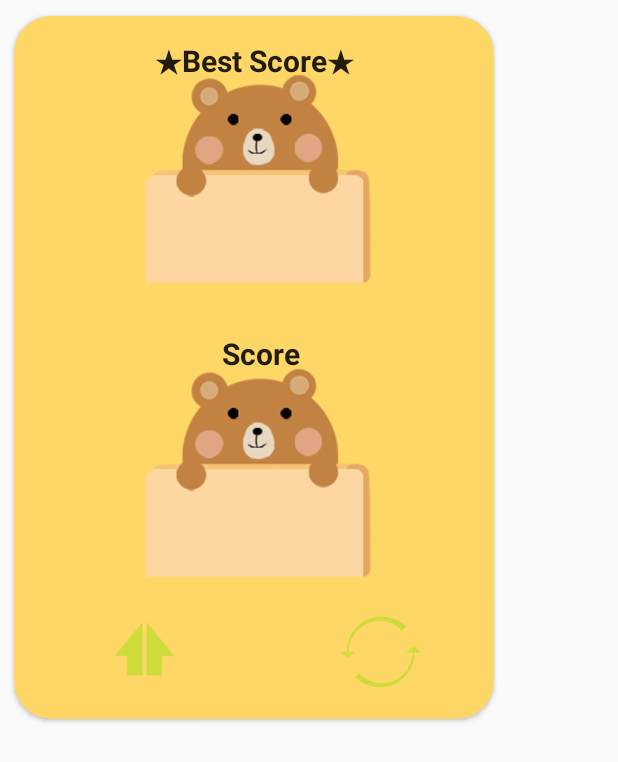
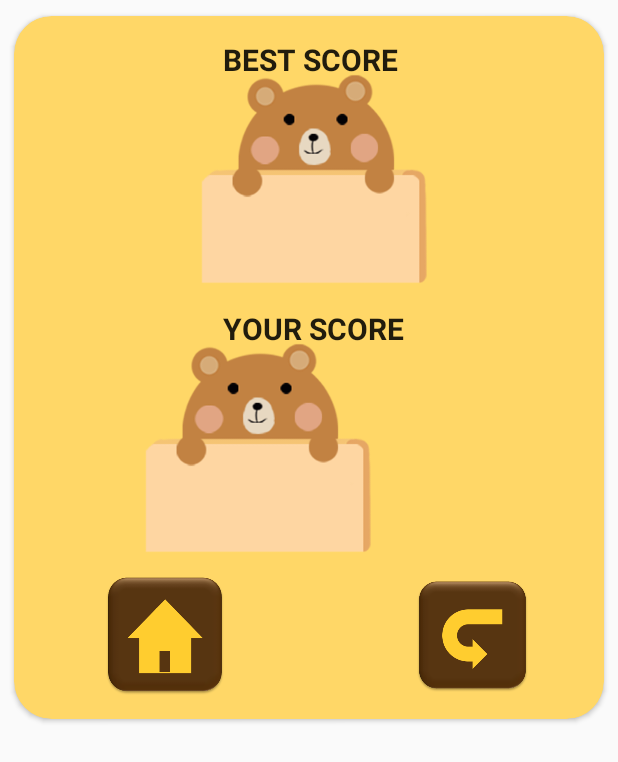
Before and after one commit to angryskull/gameproject1, an Android app: the layout activity_popup_game_over.xml on its own in the app's theme, with its tools: preview values and no code run, on a phone screen of 412 x 824 dp. Shown: the top 762 px of the screen. Run offline under Robolectric (Android 15) with nearby library versions, the phone set to English and light mode, and no system bars.

Commit message:
버튼이미지수정/오류메시지수정
버튼이미지수정/오류메시지수정

```diff
--- a/GameProject1/app/src/main/java/com/example/gameproject1/HomeMenuActivity.java
+++ b/GameProject1/app/src/main/java/com/example/gameproject1/HomeMenuActivity.java
@@ -216,7 +216,8 @@ public class HomeMenuActivity extends AppCompatActivity {
     public void onClickPlay(View view){
         // popup으로 난이도 확인
         if(AppConfig.getLifevalue() == 0){
-            showOkPopup("You don't have life.\nWatch the AD!");
+            //showOkPopup("You don't have life.\nWatch the AD!");
+            showOkPopup("꿀을 전부 소모했습니다.\n광고를 시청해 꿀을 획득하세요!");
             return;
         }
 
@@ -433,7 +434,8 @@ public class HomeMenuActivity extends AppCompatActivity {
         public void onRewardedAdFailedToLoad(int errorCode) {
             // Ad failed to load.
             AppConfig.printLOG("AD load fail");
-            showOkPopup("AD load fail.\nPlease try again.");
+            //showOkPopup("AD load fail.\nPlease try again.");
+            showOkPopup("광고 불러오기 실패\n다시 시도해주세요.");
         }
     };
 
--- a/GameProject1/app/src/main/res/layout/activity_popup_game_over.xml
+++ b/GameProject1/app/src/main/res/layout/activity_popup_game_over.xml
@@ -21,7 +21,7 @@
             android:layout_width="75dp"
             android:layout_height="75dp"
             android:layout_marginBottom="16dp"
-            android:background="@drawable/replay_selector"
+            android:background="@drawable/replay"
             app:layout_constraintBottom_toBottomOf="parent"
             app:layout_constraintEnd_toEndOf="parent"
             app:layout_constraintHorizontal_bias="0.843"
@@ -42,6 +42,7 @@
             app:layout_constraintTop_toTopOf="@+id/imageView_score"
             app:layout_constraintVertical_bias="0.796" />
 
+
         <ImageView
             android:id="@+id/imageView_score"
             android:layout_width="320dp"
@@ -49,12 +50,10 @@
             android:src="@drawable/image_bear"
             app:layout_constraintBottom_toBottomOf="parent"
             app:layout_constraintEnd_toEndOf="parent"
-            app:layout_constraintHorizontal_bias="0.509"
+            app:layout_constraintHorizontal_bias="0.0"
             app:layout_constraintStart_toStartOf="parent"
             app:layout_constraintTop_toTopOf="parent"
-            app:layout_constraintVertical_bias="0.732" />
-
-
+            app:layout_constraintVertical_bias="0.674" />
 
         <TextView
             android:id="@+id/text_best_score"
@@ -87,7 +86,7 @@
             android:layout_width="80dp"
             android:layout_height="80dp"
             android:layout_marginBottom="16dp"
-            android:background="@drawable/homebutton_selector"
+            android:background="@drawable/home"
             app:layout_constraintBottom_toBottomOf="parent"
             app:layout_constraintEnd_toEndOf="parent"
             app:layout_constraintHorizontal_bias="0.194"
@@ -98,7 +97,7 @@
             android:id="@+id/text_best"
             android:layout_width="wrap_content"
             android:layout_height="wrap_content"
-            android:text="★Best Score★"
+            android:text="BEST SCORE"
             android:textColor="@color/browser_actions_text_color"
             android:textSize="20sp"
             android:textStyle="bold"
@@ -113,13 +112,13 @@
             android:id="@+id/text_temp"
             android:layout_width="wrap_content"
             android:layout_height="wrap_content"
-            android:text="Score"
+            android:text="YOUR SCORE"
             android:textColor="@color/browser_actions_text_color"
             android:textSize="20sp"
             android:textStyle="bold"
             app:layout_constraintBottom_toTopOf="@+id/text_score"
             app:layout_constraintEnd_toEndOf="@+id/imageView_score"
-            app:layout_constraintHorizontal_bias="0.258"
+            app:layout_constraintHorizontal_bias="0.0"
             app:layout_constraintStart_toStartOf="@+id/text_best"
             app:layout_constraintTop_toTopOf="@+id/imageView_score"
             app:layout_constraintVertical_bias="0.0" />
```
Also changed, not shown: GameProject1/app/src/main/res/drawable/home.png (added), GameProject1/app/src/main/res/drawable/replay.png (added).
